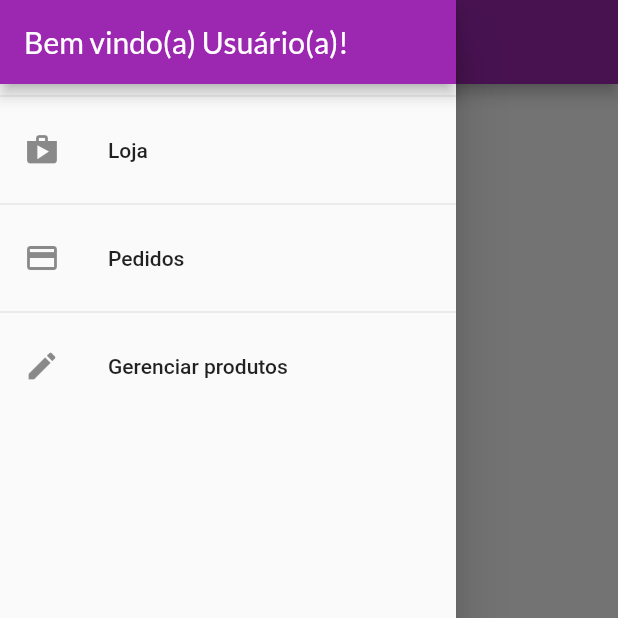
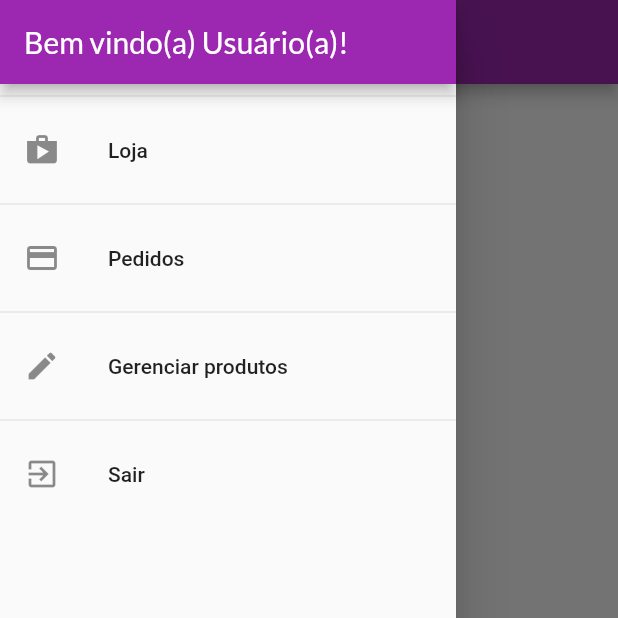
Before and after one commit to andersonmmendes/curso-flutter-shop, a Flutter app: the OrdersPage screen opened by its route, with the side drawer open, on a phone screen of 412 x 824 dp, the top half of it. Run offline on Flutter 3.47's test engine with Material 2 defaults, Android fonts, the phone set to English and light mode, and no system bars; network calls fail.

Commit message:
Aula 309 - Finalizada

```diff
--- a/lib/components/app_drawer.dart
+++ b/lib/components/app_drawer.dart
@@ -1,4 +1,6 @@
 import 'package:flutter/material.dart';
+import 'package:provider/provider.dart';
+import 'package:shop/models/auth.dart';
 import 'package:shop/utils/app_routes.dart';
 
 class AppDrawer extends StatelessWidget {
@@ -36,6 +38,15 @@ class AppDrawer extends StatelessWidget {
             onTap: () {
               Navigator.of(context).pushReplacementNamed(AppRoutes.products);
             },
+          ),
+          const Divider(),
+          ListTile(
+            leading: const Icon(Icons.exit_to_app),
+            title: const Text('Sair'),
+            onTap: () {
+              Provider.of<Auth>(context, listen: false).logout();
+              Navigator.of(context).pushReplacementNamed(AppRoutes.authOrHome);
+            },
           )
         ],
       ),
```
Also changed, not shown: lib/models/auth.dart (+9 -0 lines).
